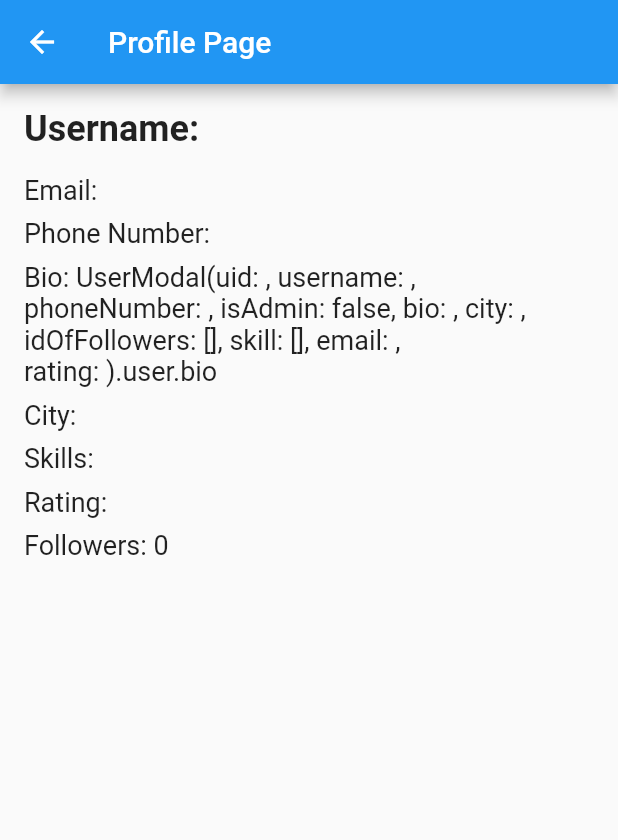
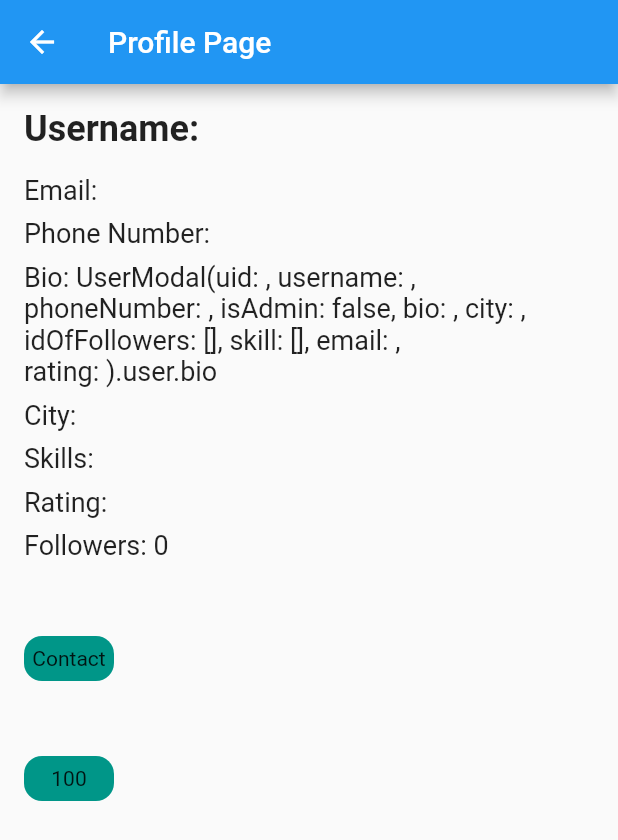
Before and after one commit to SharkFishDeveloper/SkillsShout, a Flutter app: the ProfilePage screen opened directly with empty values, on a phone screen of 412 x 824 dp. Shown: the top 840 px of the screen. Run offline on Flutter 3.47's test engine with Material 2 defaults, Android fonts, the phone set to English and light mode, and no system bars; our stand-ins replace bloc, cloud_firestore, equatable, firebase_auth, firebase_core, flutter_bloc and 1 more; accounts and stored records are empty.

Commit message:
my change

```diff
--- a/reddit_june23/lib/features/dashboard/bloc/view/screens/profile_page.dart
+++ b/reddit_june23/lib/features/dashboard/bloc/view/screens/profile_page.dart
@@ -79,6 +79,30 @@ class _ProfilePageState extends State<ProfilePage> {
                 fontSize: 18.0,
               ),
             ),
+            const SizedBox(
+              height: 50,
+            ),
+            Container(
+              height: 30,
+              width: 60,
+              decoration: BoxDecoration(
+                borderRadius: BorderRadius.circular(12),
+                color: Colors.teal,
+              ),
+              child: Center(child: Text('Contact')),
+            ),
+            const SizedBox(
+              height: 50,
+            ),
+            Container(
+              height: 30,
+              width: 60,
+              decoration: BoxDecoration(
+                borderRadius: BorderRadius.circular(12),
+                color: Colors.teal,
+              ),
+              child: Center(child: Text("${100}")),
+            ),
           ],
         ),
       ),
--- a/reddit_june23/lib/features/details/view/screens/details_screen.dart
+++ b/reddit_june23/lib/features/details/view/screens/details_screen.dart
@@ -94,7 +94,7 @@ class _DetailsScreenState extends State<DetailsScreen> {
                 controller: _phoneController,
                 decoration: const InputDecoration(labelText: 'Phone No.'),
                 validator: (value) {
-                  if (value == null || value.isEmpty) {
+                  if (value == null || value.isEmpty || value.length > 10) {
                     return 'Please enter your phone number';
                   }
                   return null;
```
Also changed, not shown: reddit_june23/lib/features/auth/repository/auth_repository.dart (+5 -7 lines), reddit_june23/lib/features/auth/screens/login_screen.dart (+12 -3 lines), reddit_june23/lib/features/dashboard/bloc/view/screens/user_ediit_profile_page.dart (added).
